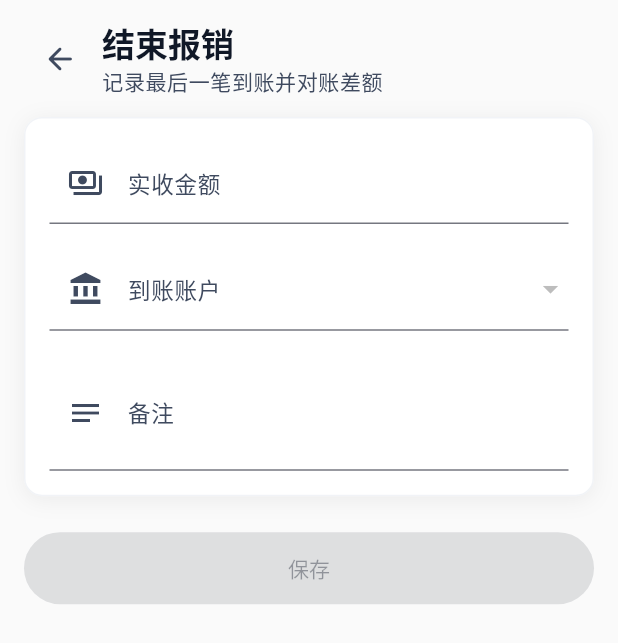
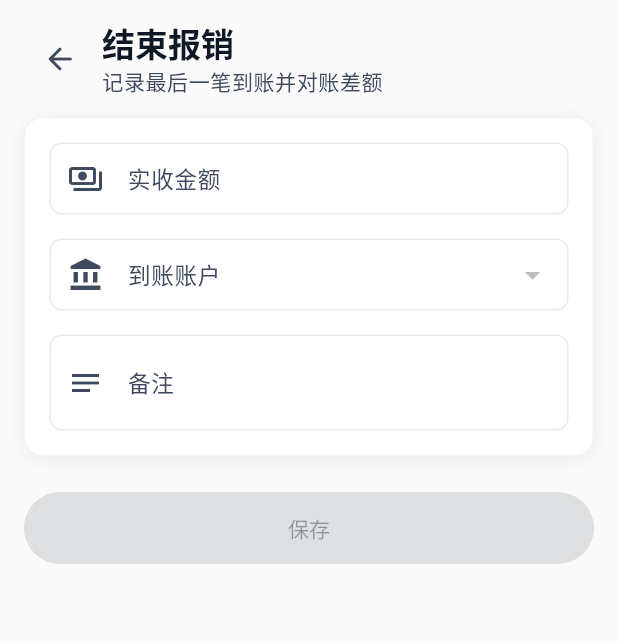
Before and after one commit to shxzzxz/SmartFlow, a Flutter app: the ReimbursementCloseFormPage screen opened directly with empty values, on a phone screen of 412 x 824 dp. Shown: the top 643 px of the screen. Run offline on Flutter 3.47's test engine with Material 3 defaults, Android fonts, the phone set to English and light mode, and no system bars; our stand-ins replace decimal, drift, drift_flutter, flutter_riverpod, flutter_svg, go_router and 2 more; missing offline and left inert: lunar; accounts and stored records are empty; generated files the repository leaves out were written again; project files that could hold a hidden picture were left out.

Commit message:
refactor(ui): unify form input components

```diff
--- /dev/null
+++ b/lib/design_system/widgets/app_form_field.dart
@@ -0,0 +1,208 @@
+import 'package:flutter/material.dart';
+import 'package:flutter/services.dart';
+
+import '../theme/app_text_styles.dart';
+import '../tokens/radius.dart';
+import '../tokens/spacing.dart';
+
+class AppTextFormField extends StatelessWidget {
+  const AppTextFormField({
+    required this.controller,
+    super.key,
+    this.labelText,
+    this.hintText,
+    this.prefixIcon,
+    this.keyboardType,
+    this.inputFormatters,
+    this.validator,
+    this.textInputAction,
+    this.maxLines = 1,
+    this.minLines,
+    this.enabled,
+    this.readOnly = false,
+    this.onTap,
+    this.onChanged,
+    this.textAlign = TextAlign.start,
+    this.autofocus = false,
+  });
+
+  final TextEditingController controller;
+  final String? labelText;
+  final String? hintText;
+  final Widget? prefixIcon;
+  final TextInputType? keyboardType;
+  final List<TextInputFormatter>? inputFormatters;
+  final FormFieldValidator<String>? validator;
+  final TextInputAction? textInputAction;
+  final int? maxLines;
+  final int? minLines;
+  final bool? enabled;
+  final bool readOnly;
+  final VoidCallback? onTap;
+  final ValueChanged<String>? onChanged;
+  final TextAlign textAlign;
+  final bool autofocus;
+
+  @override
+  Widget build(BuildContext context) {
+    return TextFormField(
+      controller: controller,
+      decoration: appFormInputDecoration(
+        context,
+        labelText: labelText,
+        hintText: hintText,
+        prefixIcon: prefixIcon,
+      ),
+      keyboardType: keyboardType,
+      inputFormatters: inputFormatters,
+      validator: validator,
+      textInputAction: textInputAction,
+      maxLines: maxLines,
+      minLines: minLines,
+      enabled: enabled,
+      readOnly: readOnly,
+      onTap: onTap,
+      onChanged: onChanged,
+      textAlign: textAlign,
+      autofocus: autofocus,
+      style: context.appTextStyles.inputText,
+    );
+  }
+}
+
+class AppDropdownFormField<T> extends StatelessWidget {
+  const AppDropdownFormField({
+    required this.items,
+    required this.onChanged,
+    super.key,
+    this.initialValue,
+    this.labelText,
+    this.hintText,
+    this.prefixIcon,
+    this.validator,
+    this.enabled = true,
+  });
+
+  final T? initialValue;
+  final String? labelText;
+  final String? hintText;
+  final Widget? prefixIcon;
+  final List<DropdownMenuItem<T>> items;
+  final ValueChanged<T?>? onChanged;
+  final FormFieldValidator<T>? validator;
+  final bool enabled;
+
+  @override
+  Widget build(BuildContext context) {
+    return DropdownButtonFormField<T>(
+      initialValue: initialValue,
+      decoration: appFormInputDecoration(
+        context,
+        labelText: labelText,
+        hintText: hintText,
+        prefixIcon: prefixIcon,
+      ),
+      items: items,
+      onChanged: enabled ? onChanged : null,
+      validator: validator,
+      isExpanded: true,
+      style: context.appTextStyles.inputText,
+    );
+  }
+}
+
+InputDecoration appFormInputDecoration(
+  BuildContext context, {
+  String? labelText,
+  String? hintText,
+  Widget? prefixIcon,
+}) {
+  final colors = Theme.of(context).colorScheme;
+  final radius = BorderRadius.circular(AppRadius.radiusMd);
+  final border = OutlineInputBorder(
+    borderRadius: radius,
+    borderSide: BorderSide(color: colors.outlineVariant),
+  );
+
+  return InputDecoration(
+    labelText: labelText,
+    hintText: hintText,
+    prefixIcon: prefixIcon,
+    filled: true,
+    fillColor: colors.surfaceContainerLowest,
+    contentPadding: const EdgeInsets.symmetric(
+      horizontal: AppSpacing.space14,
+      vertical: AppSpacing.space12,
+    ),
+    border: border,
+    enabledBorder: border,
+    focusedBorder: border.copyWith(
+      borderSide: BorderSide(color: colors.primary, width: 1.4),
+    ),
+    errorBorder: border.copyWith(borderSide: BorderSide(color: colors.error)),
+    focusedErrorBorder: border.copyWith(
+      borderSide: BorderSide(color: colors.error, width: 1.4),
+    ),
+  );
+}
+
+class AppPlainTextFormField extends StatelessWidget {
+  const AppPlainTextFormField({
+    required this.controller,
+    super.key,
+    this.hintText,
+    this.keyboardType,
+    this.inputFormatters,
+    this.validator,
+    this.textInputAction,
+    this.maxLines = 1,
+    this.minLines,
+    this.onChanged,
+  });
+
+  final TextEditingController controller;
+  final String? hintText;
+  final TextInputType? keyboardType;
+  final List<TextInputFormatter>? inputFormatters;
+  final FormFieldValidator<String>? validator;
+  final TextInputAction? textInputAction;
+  final int? maxLines;
+  final int? minLines;
+  final ValueChanged<String>? onChanged;
+
+  @override
+  Widget build(BuildContext context) {
+    return TextFormField(
+      controller: controller,
+      decoration: appPlainInputDecoration(context, hintText: hintText),
+      keyboardType: keyboardType,
+      inputFormatters: inputFormatters,
+      validator: validator,
+      textInputAction: textInputAction,
+      maxLines: maxLines,
+      minLines: minLines,
+      onChanged: onChanged,
+      style: context.appTextStyles.formPlainValue,
+    );
+  }
+}
+
+InputDecoration appPlainInputDecoration(
+  BuildContext context, {
+  String? hintText,
+}) {
+  final colors = Theme.of(context).colorScheme;
+  return InputDecoration(
+    hintText: hintText,
+    hintStyle: context.appTextStyles.formPlainValue.copyWith(
+      color: colors.onSurfaceVariant,
+    ),
+    border: InputBorder.none,
+    enabledBorder: InputBorder.none,
+    focusedBorder: InputBorder.none,
+    errorBorder: InputBorder.none,
+    focusedErrorBorder: InputBorder.none,
+    isDense: true,
+    contentPadding: EdgeInsets.zero,
+  );
+}
--- a/lib/features/transactions/pages/reimbursement_close_form_page.dart
+++ b/lib/features/transactions/pages/reimbursement_close_form_page.dart
@@ -7,6 +7,7 @@ import '../../../app/providers.dart';
 import '../../../core/money/money.dart';
 import '../../../core/result/result.dart';
 import '../../../design_system/tokens/spacing.dart';
+import '../../../design_system/widgets/app_form_field.dart';
 import '../../../design_system/widgets/app_form_section.dart';
 import '../../../design_system/widgets/app_page_header.dart';
 import '../../../domain/entities/account.dart';
@@ -100,12 +101,10 @@ class _ReimbursementCloseFormPageState
                 ),
               AppFormSection(
                 children: [
-                  TextFormField(
+                  AppTextFormField(
                     controller: _amountController,
-                    decoration: const InputDecoration(
-                      labelText: '实收金额',
-                      prefixIcon: Icon(Icons.payments_outlined),
-                    ),
+                    labelText: '实收金额',
+                    prefixIcon: const Icon(Icons.payments_outlined),
                     keyboardType: const TextInputType.numberWithOptions(
                       decimal: true,
                     ),
@@ -114,12 +113,10 @@ class _ReimbursementCloseFormPageState
                     ],
                     validator: _validateNonNegative,
                   ),
-                  DropdownButtonFormField<int>(
+                  AppDropdownFormField<int>(
                     initialValue: _receiveAccountId,
-                    decoration: const InputDecoration(
-                      labelText: '到账账户',
-                      prefixIcon: Icon(Icons.account_balance),
-                    ),
+                    labelText: '到账账户',
+                    prefixIcon: const Icon(Icons.account_balance),
                     items: [
                       for (final account in accounts)
                         DropdownMenuItem(
@@ -137,12 +134,10 @@ class _ReimbursementCloseFormPageState
                       return null;
                     },
                   ),
-                  TextFormField(
+                  AppTextFormField(
                     controller: _noteController,
-                    decoration: const InputDecoration(
-                      labelText: '备注',
-                      prefixIcon: Icon(Icons.notes),
-                    ),
+                    labelText: '备注',
+                    prefixIcon: const Icon(Icons.notes),
                     maxLines: 2,
                   ),
                 ],
```
Also changed, not shown: lib/design_system/widgets/app_plain_form_row.dart (added, +63 -0 lines), lib/features/accounts/pages/account_form_page.dart (+13 -65 lines), lib/features/categories/pages/category_form_page.dart (+11 -49 lines), lib/features/transactions/pages/refund_form_page.dart (+10 -15 lines), lib/features/transactions/pages/reimbursement_receipt_form_page.dart (+10 -15 lines).
